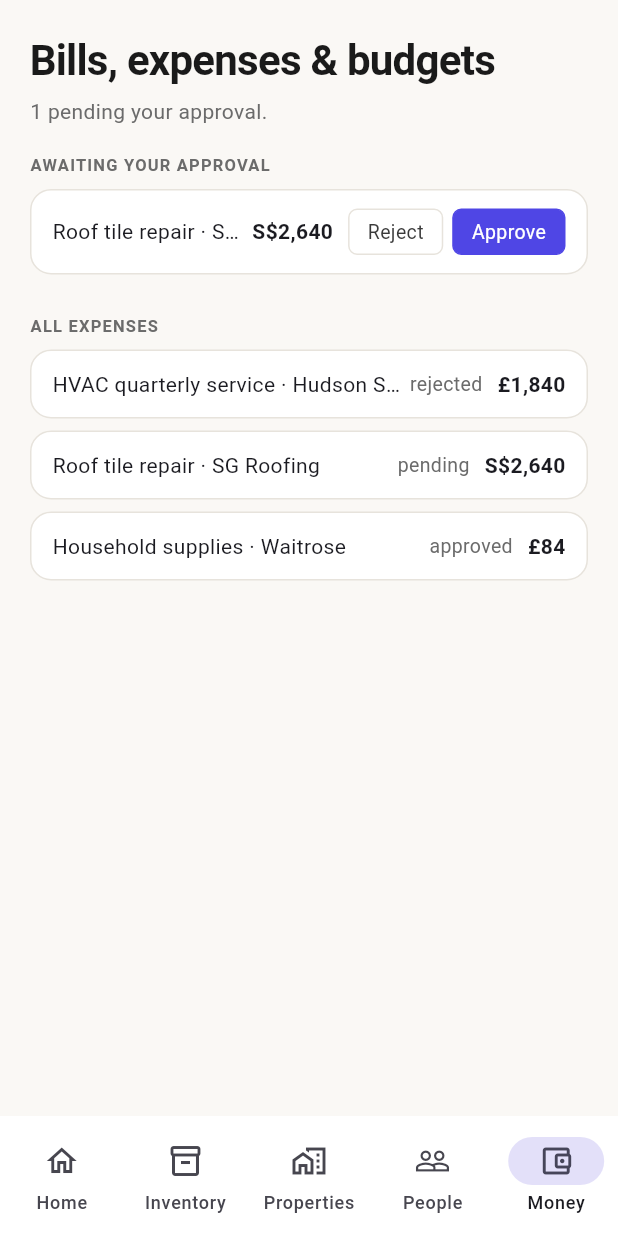
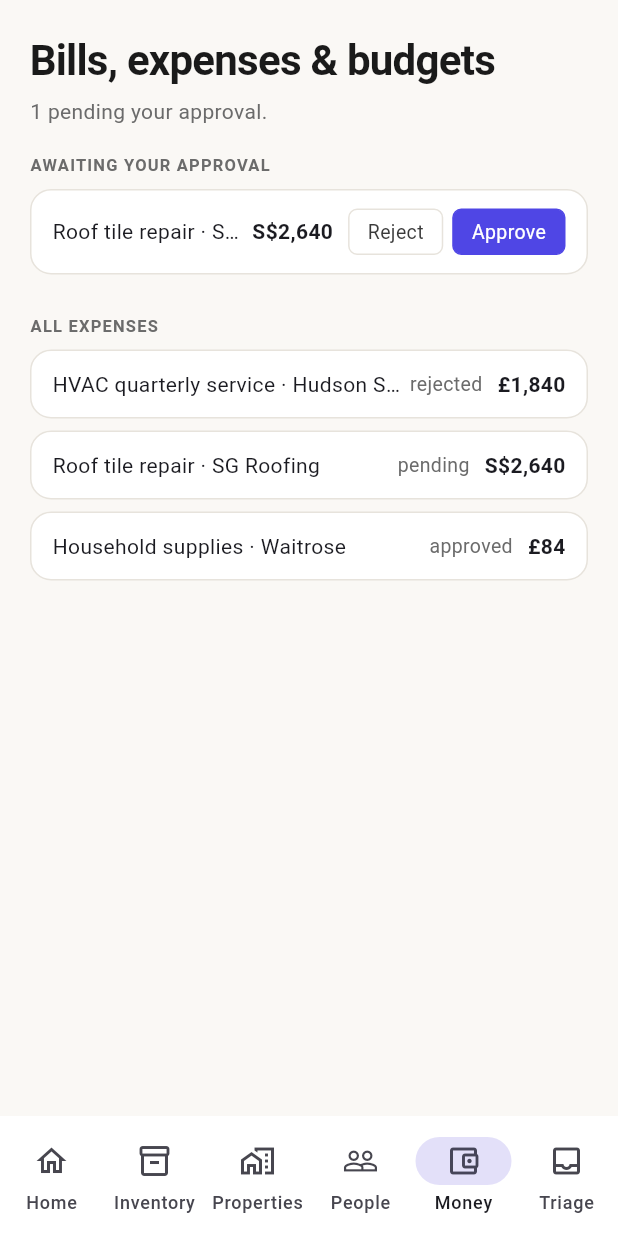
Before and after one commit to alexflav23/kanzen, a Flutter app: the screen it shows after launch, item 5 of the bottom bar chosen, after a tap on "Reject", on a phone screen of 412 x 824 dp. Run offline on Flutter 3.47's test engine with Material 3 defaults, Android fonts, the phone set to English and light mode, and no system bars.

Commit message:
feat(mobile): Wave F · F31 — capture-first Triage companion screen
- Triage screen: the mobile app's reason to exist — a prominent "Capture" FAB ingests a
  receipt to the top of the review queue; proposed agent items (F26) shown with Confirm/Reject
- Financial/asset categories marked "Review" (warn pill) — never auto-committed (F27 parity)
- Wired as the 6th tab; TriageItem model + seed mirrors agent-action proposals
- Widget tests: seeded proposals + Review marking; capture adds → reject clears

Deferred: real Dart API client (still mock-data, like the other 5 screens), camera/OCR
capture, offline queue, push deep-links (F34 APNs).

Co-Authored-By: Claude Opus 4.7 (1M context) <noreply@anthropic.com>

```diff
--- a/mobile/lib/main.dart
+++ b/mobile/lib/main.dart
@@ -5,6 +5,7 @@ import 'screens/inventory.dart';
 import 'screens/finance.dart';
 import 'screens/properties.dart';
 import 'screens/people.dart';
+import 'screens/triage.dart';
 
 void main() {
   // Deep-link the initial tab via ?tab=N (used for per-screen web screenshots);
@@ -46,7 +47,7 @@ class HomeShell extends StatefulWidget {
 }
 
 class _HomeShellState extends State<HomeShell> {
-  late int _index = widget.initialTab.clamp(0, 4);
+  late int _index = widget.initialTab.clamp(0, 5);
 
   static const _screens = <Widget>[
     DashboardScreen(),
@@ -54,6 +55,7 @@ class _HomeShellState extends State<HomeShell> {
     PropertiesScreen(),
     PeopleScreen(),
     FinanceScreen(),
+    TriageScreen(),
   ];
 
   @override
@@ -70,6 +72,7 @@ class _HomeShellState extends State<HomeShell> {
           NavigationDestination(icon: Icon(Icons.home_work_outlined), label: 'Properties'),
           NavigationDestination(icon: Icon(Icons.people_outline), label: 'People'),
           NavigationDestination(icon: Icon(Icons.account_balance_wallet_outlined), label: 'Money'),
+          NavigationDestination(icon: Icon(Icons.inbox_outlined), selectedIcon: Icon(Icons.inbox), label: 'Triage'),
         ],
       ),
     );
--- /dev/null
+++ b/mobile/lib/screens/triage.dart
@@ -0,0 +1,92 @@
+import 'package:flutter/material.dart';
+import '../theme.dart';
+import '../data/mock_data.dart';
+import '../widgets/pill.dart';
+
+/// F31 capture-first companion — the Triage screen is the mobile app's reason to exist:
+/// capture a receipt/document on the go (the prominent FAB), and review the agent's proposed
+/// actions (F26). Financial/asset items are marked "Review" — never auto-committed (F27).
+class TriageScreen extends StatefulWidget {
+  const TriageScreen({super.key});
+  @override
+  State<TriageScreen> createState() => _TriageScreenState();
+}
+
+class _TriageScreenState extends State<TriageScreen> {
+  final List<TriageItem> _items = [...seedTriage];
+  int _captureSeq = 0;
+
+  void _capture() => setState(() {
+        _captureSeq += 1;
+        _items.insert(0, TriageItem('cap$_captureSeq', 'Captured receipt · pending parse', 'Receipt', 'camera'));
+      });
+
+  void _resolve(String id) => setState(() => _items.removeWhere((t) => t.id == id));
+
+  @override
+  Widget build(BuildContext context) {
+    return Scaffold(
+      backgroundColor: K.bg,
+      floatingActionButton: FloatingActionButton.extended(
+        onPressed: _capture,
+        backgroundColor: K.accent,
+        foregroundColor: K.accentInk,
+        icon: const Icon(Icons.camera_alt_outlined),
+        label: const Text('Capture'),
+      ),
+      body: SafeArea(
+        child: ListView(
+          padding: const EdgeInsets.all(20),
+          children: [
+            const Text('Triage',
+                style: TextStyle(fontSize: 28, fontWeight: FontWeight.w600, color: K.ink, letterSpacing: -0.5)),
+            const SizedBox(height: 4),
+            Text('${_items.length} item${_items.length == 1 ? '' : 's'} to review',
+                style: const TextStyle(fontSize: 14, color: K.ink2)),
+            const SizedBox(height: 16),
+            if (_items.isEmpty)
+              Container(
+                padding: const EdgeInsets.all(24),
+                decoration: K.card,
+                child: const Text('All clear — nothing to triage.', style: TextStyle(color: K.ink3)),
+              ),
+            for (final t in _items)
+              Container(
+                margin: const EdgeInsets.only(bottom: 10),
+                padding: const EdgeInsets.all(14),
+                decoration: K.card,
+                child: Column(
+                  crossAxisAlignment: CrossAxisAlignment.start,
+                  children: [
+                    Row(children: [
+                      Pill(t.category, tone: t.locked ? PillTone.warn : PillTone.accent),
+                      const SizedBox(width: 8),
+                      if (t.locked) const Pill('Review', tone: PillTone.warn),
+                    ]),
+                    const SizedBox(height: 8),
+                    Text(t.title, style: const TextStyle(fontSize: 15, fontWeight: FontWeight.w600, color: K.ink)),
+                    Text(t.source, style: const TextStyle(fontSize: 12, color: K.ink3)),
+                    const SizedBox(height: 8),
+                    Row(mainAxisAlignment: MainAxisAlignment.end, children: [
+                      TextButton.icon(
+                        onPressed: () => _resolve(t.id),
+                        icon: const Icon(Icons.close, size: 18, color: K.ink3),
+                        label: const Text('Reject', style: TextStyle(color: K.ink3)),
+                      ),
+                      const SizedBox(width: 4),
+                      FilledButton.icon(
+                        onPressed: () => _resolve(t.id),
+                        style: FilledButton.styleFrom(backgroundColor: K.accent, foregroundColor: K.accentInk),
+                        icon: const Icon(Icons.check, size: 18),
+                        label: Text(t.locked ? 'Confirm (review)' : 'Confirm'),
+                      ),
+                    ]),
+                  ],
+                ),
+              ),
+          ],
+        ),
+      ),
+    );
+  }
+}
```
Also changed, not shown: mobile/lib/data/mock_data.dart (+13 -0 lines), 1 other file.
